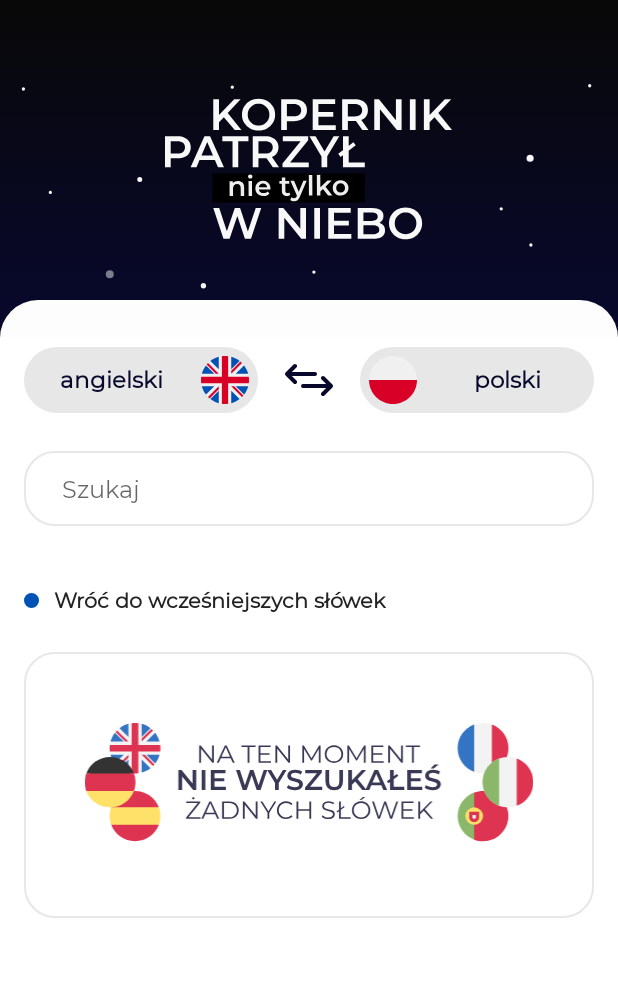
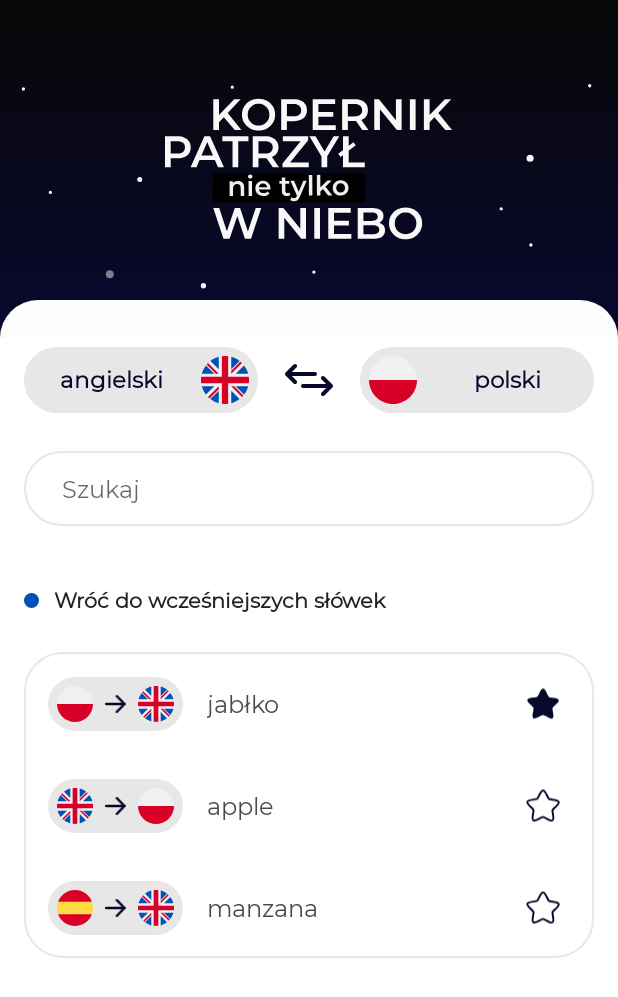
Before and after one commit to whycody/Lyricated, an Android app: the screen it shows after launch (MainActivity), on a phone screen of 412 x 824 dp. Shown: the top 997 px of the screen. Run offline under Robolectric (Android 15) with nearby library versions, the phone set to English and light mode, and no system bars; our stand-ins replace data binding.

Commit message:
Added data binding to Current Language fragment

```diff
--- a/app/src/main/java/com/whycody/wordslife/current/language/CurrentLanguageFragment.kt
+++ b/app/src/main/java/com/whycody/wordslife/current/language/CurrentLanguageFragment.kt
@@ -1,18 +1,52 @@
 package com.whycody.wordslife.current.language
 
+import android.content.Context
+import android.content.SharedPreferences
 import android.os.Bundle
 import androidx.fragment.app.Fragment
 import android.view.LayoutInflater
 import android.view.View
 import android.view.ViewGroup
+import androidx.databinding.DataBindingUtil
+import com.whycody.wordslife.MainActivity
 import com.whycody.wordslife.R
+import com.whycody.wordslife.data.SharedPreferenceStringLiveData
+import com.whycody.wordslife.data.language.LanguageDao
+import com.whycody.wordslife.data.language.LanguageDaoImpl
+import com.whycody.wordslife.databinding.FragmentCurrentLanguageBinding
+import org.koin.android.ext.android.inject
 
 class CurrentLanguageFragment : Fragment() {
 
+    private val languageDao: LanguageDao by inject()
+    private lateinit var sharedPrefs: SharedPreferences
+
     override fun onCreateView(inflater: LayoutInflater, container: ViewGroup?,
-                              savedInstanceState: Bundle?): View? {
-        val view = inflater.inflate(R.layout.fragment_current_language, container, false)
-        return view
+                              savedInstanceState: Bundle?): View {
+        val binding: FragmentCurrentLanguageBinding = DataBindingUtil.inflate(inflater,
+            R.layout.fragment_current_language, container, false)
+        sharedPrefs = context?.getSharedPreferences("SharedPreferences", Context.MODE_PRIVATE)!!
+        observeCurrentLanguages(binding)
+        return binding.root
     }
 
+    private fun observeCurrentLanguages(binding: FragmentCurrentLanguageBinding) {
+        observeMainLanguage(binding)
+        observeTranslationLanguage(binding)
+    }
+
+    private fun observeMainLanguage(binding: FragmentCurrentLanguageBinding) =
+        SharedPreferenceStringLiveData(sharedPrefs,
+                LanguageDaoImpl.MAIN_LANGUAGE, LanguageDaoImpl.DEFAULT_MAIN_LANGUAGE)
+                .observe(activity as MainActivity, {
+                    binding.mainLanguage = languageDao.getLanguage(it)
+                })
+
+    private fun observeTranslationLanguage(binding: FragmentCurrentLanguageBinding) =
+        SharedPreferenceStringLiveData(sharedPrefs,
+                LanguageDaoImpl.TRANSLATION_LANGUAGE, LanguageDaoImpl.DEFAULT_TRANSLATION_LANGUAGE)
+                .observe(activity as MainActivity, {
+                    binding.translationLanguage = languageDao.getLanguage(it)
+                })
+
 }
--- a/app/src/main/java/com/whycody/wordslife/data/Models.kt
+++ b/app/src/main/java/com/whycody/wordslife/data/Models.kt
@@ -6,3 +6,10 @@ data class Language(
         var id: String,
         var name: String,
         var drawable: Drawable)
+
+data class HistoryItem(
+        var id: Int,
+        var text: String,
+        var mainLanguage: Drawable,
+        var translationLanguage: Drawable,
+        var saved: Boolean = false)
--- /dev/null
+++ b/app/src/main/java/com/whycody/wordslife/data/SharedPreferenceLiveData.kt
@@ -0,0 +1,82 @@
+package com.whycody.wordslife.data
+
+import android.content.SharedPreferences
+import androidx.lifecycle.LiveData
+
+abstract class SharedPreferenceLiveData<T>(val sharedPrefs: SharedPreferences,
+                                           val key: String,
+                                           val defValue: T) : LiveData<T>() {
+
+    private val preferenceChangeListener = SharedPreferences.OnSharedPreferenceChangeListener { _, key ->
+        if (key == this.key) {
+            value = getValueFromPreferences(key, defValue)
+        }
+    }
+
+    abstract fun getValueFromPreferences(key: String, defValue: T): T
+
+    override fun onActive() {
+        super.onActive()
+        value = getValueFromPreferences(key, defValue)
+        sharedPrefs.registerOnSharedPreferenceChangeListener(preferenceChangeListener)
+    }
+
+    override fun onInactive() {
+        sharedPrefs.unregisterOnSharedPreferenceChangeListener(preferenceChangeListener)
+        super.onInactive()
+    }
+}
+
+class SharedPreferenceIntLiveData(sharedPrefs: SharedPreferences, key: String, defValue: Int) :
+        SharedPreferenceLiveData<Int>(sharedPrefs, key, defValue) {
+    override fun getValueFromPreferences(key: String, defValue: Int): Int = sharedPrefs.getInt(key, defValue)
+}
+
+class SharedPreferenceStringLiveData(sharedPrefs: SharedPreferences, key: String, defValue: String) :
+        SharedPreferenceLiveData<String>(sharedPrefs, key, defValue) {
+    override fun getValueFromPreferences(key: String, defValue: String): String = sharedPrefs.getString(key, defValue).toString()
+}
+
+class SharedPreferenceBooleanLiveData(sharedPrefs: SharedPreferences, key: String, defValue: Boolean) :
+        SharedPreferenceLiveData<Boolean>(sharedPrefs, key, defValue) {
+    override fun getValueFromPreferences(key: String, defValue: Boolean): Boolean = sharedPrefs.getBoolean(key, defValue)
+}
+
+class SharedPreferenceFloatLiveData(sharedPrefs: SharedPreferences, key: String, defValue: Float) :
+        SharedPreferenceLiveData<Float>(sharedPrefs, key, defValue) {
+    override fun getValueFromPreferences(key: String, defValue: Float): Float = sharedPrefs.getFloat(key, defValue)
+}
+
+class SharedPreferenceLongLiveData(sharedPrefs: SharedPreferences, key: String, defValue: Long) :
+        SharedPreferenceLiveData<Long>(sharedPrefs, key, defValue) {
+    override fun getValueFromPreferences(key: String, defValue: Long): Long = sharedPrefs.getLong(key, defValue)
+}
+
+class SharedPreferenceStringSetLiveData(sharedPrefs: SharedPreferences, key: String, defValue: Set<String>) :
+        SharedPreferenceLiveData<Set<String>>(sharedPrefs, key, defValue) {
+    override fun getValueFromPreferences(key: String, defValue: Set<String>): Set<String> = sharedPrefs.getStringSet(key, defValue) as Set<String>
+}
+
+fun SharedPreferences.intLiveData(key: String, defValue: Int): SharedPreferenceLiveData<Int> {
+    return SharedPreferenceIntLiveData(this, key, defValue)
+}
+
+fun SharedPreferences.stringLiveData(key: String, defValue: String): SharedPreferenceLiveData<String> {
+    return SharedPreferenceStringLiveData(this, key, defValue)
+}
+
+fun SharedPreferences.booleanLiveData(key: String, defValue: Boolean): SharedPreferenceLiveData<Boolean> {
+    return SharedPreferenceBooleanLiveData(this, key, defValue)
+}
+
+fun SharedPreferences.floatLiveData(key: String, defValue: Float): SharedPreferenceLiveData<Float> {
+    return SharedPreferenceFloatLiveData(this, key, defValue)
+}
+
+fun SharedPreferences.longLiveData(key: String, defValue: Long): SharedPreferenceLiveData<Long> {
+    return SharedPreferenceLongLiveData(this, key, defValue)
+}
+
+fun SharedPreferences.stringSetLiveData(key: String, defValue: Set<String>): SharedPreferenceLiveData<Set<String>> {
+    return SharedPreferenceStringSetLiveData(this, key, defValue)
+}
--- a/app/src/main/java/com/whycody/wordslife/data/language/LanguageDao.kt
+++ b/app/src/main/java/com/whycody/wordslife/data/language/LanguageDao.kt
@@ -7,4 +7,12 @@ interface LanguageDao {
     fun getLanguage(id: String): Language?
 
     fun getAllLanguages(): List<Language>
+
+    fun switchCurrentLanguages()
+
+    fun setCurrentLanguages(mainLanguageId: String, translationLanguageId: String)
+
+    fun setCurrentMainLanguage(id: String)
+
+    fun setCurrentTranslationLanguage(id: String)
 }
--- a/app/src/main/java/com/whycody/wordslife/searchfragment/SearchFragment.kt
+++ b/app/src/main/java/com/whycody/wordslife/searchfragment/SearchFragment.kt
@@ -7,8 +7,16 @@ import android.view.View
 import android.view.ViewGroup
 import android.view.animation.AnimationUtils
 import android.widget.ImageView
+import androidx.databinding.DataBindingUtil
+import androidx.recyclerview.widget.LinearLayoutManager
 import com.whycody.wordslife.R
+import com.whycody.wordslife.data.HistoryItem
+import com.whycody.wordslife.data.language.LanguageDao
+import com.whycody.wordslife.data.language.LanguageDaoImpl
+import com.whycody.wordslife.databinding.FragmentSearchBinding
+import com.whycody.wordslife.searchfragment.history.HistoryAdapter
 import kotlinx.android.synthetic.main.fragment_search.view.*
+import org.koin.android.ext.android.inject
 
 class SearchFragment : Fragment() {
 
@@ -16,16 +24,40 @@ class SearchFragment : Fragment() {
     private lateinit var bannerStarsTwo: ImageView
     private lateinit var bannerStarsThree: ImageView
     private lateinit var bannerStarsFour: ImageView
+    private val languageDao: LanguageDao by inject()
 
     override fun onCreateView(inflater: LayoutInflater, container: ViewGroup?,
                               savedInstanceState: Bundle?): View? {
-        val view = inflater.inflate(R.layout.fragment_search, container, false)
+        val binding: FragmentSearchBinding = DataBindingUtil.inflate(inflater,
+            R.layout.fragment_search, container, false)
+        val view = binding.root
         bannerStarsOne = view.bannerStarsOne
         bannerStarsTwo = view.bannerStarsTwo
         bannerStarsThree = view.bannerStarsThree
         bannerStarsFour = view.bannerStarsFour
+        setupRecycler(binding)
         startAnimations()
         return view
+    }
+
+    private fun setupRecycler(binding: FragmentSearchBinding) {
+        val historyAdapter = HistoryAdapter()
+        with(binding.root.historyRecycler) {
+            layoutManager = LinearLayoutManager(activity?.applicationContext)
+            adapter = historyAdapter
+        }
+        putExampleDataToHistoryAdapter(historyAdapter)
+        binding.historyDisponible = true
+    }
+
+    private fun putExampleDataToHistoryAdapter(historyAdapter: HistoryAdapter) {
+        historyAdapter.submitList(listOf(
+                HistoryItem(0, "jabłko", languageDao.getLanguage(LanguageDaoImpl.PL)!!.drawable,
+                        languageDao.getLanguage(LanguageDaoImpl.ENG)!!.drawable, true),
+                HistoryItem(1, "apple", languageDao.getLanguage(LanguageDaoImpl.ENG)!!.drawable,
+                        languageDao.getLanguage(LanguageDaoImpl.PL)!!.drawable),
+                HistoryItem(2, "manzana", languageDao.getLanguage(LanguageDaoImpl.ESP)!!.drawable,
+                        languageDao.getLanguage(LanguageDaoImpl.ENG)!!.drawable)))
     }
 
     private fun startAnimations() {
--- /dev/null
+++ b/app/src/main/java/com/whycody/wordslife/searchfragment/history/HistoryAdapter.kt
@@ -0,0 +1,34 @@
+package com.whycody.wordslife.searchfragment.history
+
+import android.view.LayoutInflater
+import android.view.ViewGroup
+import androidx.databinding.DataBindingUtil
+import androidx.databinding.ViewDataBinding
+import androidx.recyclerview.widget.ListAdapter
+import androidx.recyclerview.widget.RecyclerView
+import com.whycody.wordslife.BR
+import com.whycody.wordslife.R
+import com.whycody.wordslife.data.HistoryItem
+
+class HistoryAdapter: ListAdapter<HistoryItem, HistoryAdapter.HistoryHolder>(HistoryDiffCallback()) {
+
+    override fun onCreateViewHolder(parent: ViewGroup, viewType: Int): HistoryHolder {
+        val inflater = LayoutInflater.from(parent.context)
+        val binding = DataBindingUtil.inflate<ViewDataBinding>(inflater,
+            R.layout.item_history, parent, false)
+        return HistoryHolder(binding)
+    }
+
+    override fun onBindViewHolder(holder: HistoryHolder, position: Int) {
+        holder.setupData(getItem(position))
+    }
+
+    inner class HistoryHolder(private val binding: ViewDataBinding): RecyclerView.ViewHolder(binding.root) {
+
+        fun setupData(historyItem: HistoryItem) {
+            binding.setVariable(BR.historyItem, historyItem)
+            binding.setVariable(BR.position, layoutPosition)
+            binding.executePendingBindings()
+        }
+    }
+}
--- a/app/src/main/res/drawable/s_search_button.xml
+++ b/app/src/main/res/drawable/s_search_button.xml
@@ -6,7 +6,7 @@
                 android:color="?attr/colorPrimarySurface"
                 android:width="1dp"/>
             <corners
-                android:radius="20dp"/>
+                android:radius="25dp"/>
         </shape>
     </item>
 </selector>
--- a/app/src/main/res/layout/fragment_current_language.xml
+++ b/app/src/main/res/layout/fragment_current_language.xml
@@ -1,4 +1,15 @@
 <?xml version="1.0" encoding="utf-8"?>
+<layout>
+
+    <data>
+        <variable
+            name="mainLanguage"
+            type="com.whycody.wordslife.data.Language" />
+        <variable
+            name="translationLanguage"
+            type="com.whycody.wordslife.data.Language" />
+    </data>
+
     <LinearLayout xmlns:android="http://schemas.android.com/apk/res/android"
         xmlns:tools="http://schemas.android.com/tools"
         android:layout_width="match_parent"
@@ -9,6 +20,7 @@
         android:paddingEnd="@dimen/app_padding">
 
         <LinearLayout
+            android:id="@+id/mainLanguageLayout"
             android:layout_width="0dp"
             android:layout_height="@dimen/current_fragment_height"
             android:layout_weight="1"
@@ -16,7 +28,7 @@
 
             <TextView
                 style="@style/LanguageTextStyle"
-            android:text="angielski" />
+                android:text="@{mainLanguage.name}" />
 
             <ImageView
                 android:layout_width="wrap_content"
@@ -26,7 +38,7 @@
                 android:paddingStart="2dp"
                 android:paddingEnd="6dp"
                 android:adjustViewBounds="true"
-            android:src="@drawable/ic_unitedkingdom"/>
+                android:src="@{mainLanguage.drawable}"/>
 
         </LinearLayout>
 
@@ -53,12 +65,14 @@
                 android:paddingStart="6dp"
                 android:paddingEnd="2dp"
                 android:adjustViewBounds="true"
-            android:src="@drawable/ic_poland"/>
+                android:src="@{translationLanguage.drawable}"/>
 
             <TextView
                 style="@style/LanguageTextStyle"
-            android:text="polski" />
+                android:text="@{translationLanguage.name}" />
 
         </LinearLayout>
 
     </LinearLayout>
+
+</layout>
--- a/app/src/main/res/layout/fragment_search.xml
+++ b/app/src/main/res/layout/fragment_search.xml
@@ -1,4 +1,13 @@
 <?xml version="1.0" encoding="utf-8"?>
+<layout>
+
+    <data>
+        <import type="android.view.View"/>
+        <variable
+            name="historyDisponible"
+            type="boolean" />
+    </data>
+
     <androidx.core.widget.NestedScrollView
         xmlns:android="http://schemas.android.com/apk/res/android"
         xmlns:app="http://schemas.android.com/apk/res-auto"
@@ -129,17 +138,16 @@
                     android:layout_width="0dp"
                     android:layout_height="wrap_content"
                     android:layout_marginTop="15dp"
-                android:paddingTop="7dp"
-                android:paddingBottom="7dp"
                     android:background="@drawable/s_search_button"
                     app:layout_constraintTop_toBottomOf="@+id/headerText"
                     app:layout_constraintLeft_toLeftOf="parent"
                     app:layout_constraintRight_toRightOf="parent">
 
                     <androidx.recyclerview.widget.RecyclerView
-                    android:layout_width="0dp"
+                        android:id="@+id/historyRecycler"
+                        android:layout_width="match_parent"
                         android:layout_height="wrap_content"
-                    android:visibility="gone"/>
+                        android:visibility="@{historyDisponible ? View.VISIBLE : View.GONE}"/>
 
                     <ImageView
                         android:alpha="0.8"
@@ -147,6 +155,7 @@
                         android:layout_height="wrap_content"
                         android:src="@drawable/no_history_banner_pl"
                         android:adjustViewBounds="true"
+                        android:visibility="@{historyDisponible ? View.GONE : View.VISIBLE}"
                         android:padding="40dp"/>
 
                 </LinearLayout>
@@ -156,3 +165,5 @@
         </LinearLayout>
 
     </androidx.core.widget.NestedScrollView>
+
+</layout>
--- a/app/src/main/res/layout/item_history.xml
+++ b/app/src/main/res/layout/item_history.xml
@@ -3,8 +3,8 @@
     <data>
         <import type="android.view.View"/>
         <variable
-            name="saved"
-            type="boolean" />
+            name="historyItem"
+            type="com.whycody.wordslife.data.HistoryItem" />
         <variable
             name="position"
             type="int" />
@@ -27,36 +27,38 @@
             android:layout_width="match_parent"
             android:layout_height="wrap_content"
             android:orientation="horizontal"
-            android:paddingTop="20dp"
-            android:paddingBottom="20dp"
+            android:paddingTop="15dp"
+            android:paddingBottom="15dp"
             android:paddingStart="@dimen/app_padding"
             android:paddingEnd="@dimen/app_padding">
 
             <LinearLayout
                 android:layout_width="wrap_content"
-                android:layout_height="40dp"
+                android:layout_height="36dp"
                 android:background="@drawable/s_language_rectangle">
 
                 <ImageView
-                    android:layout_width="40dp"
+                    android:layout_width="30dp"
                     android:layout_height="match_parent"
-                    android:padding="6dp"
-                    android:paddingEnd="0dp"
-                    android:src="@drawable/ic_unitedkingdom"/>
+                    android:paddingTop="6dp"
+                    android:paddingStart="6dp"
+                    android:paddingBottom="6dp"
+                    android:src="@{historyItem.mainLanguage}"/>
 
                 <ImageView
-                    android:layout_width="40dp"
+                    android:layout_width="30dp"
                     android:layout_height="match_parent"
                     android:src="@drawable/ic_arrowright"
-                    android:paddingTop="9dp"
-                    android:paddingBottom="9dp"/>
+                    android:paddingTop="12dp"
+                    android:paddingBottom="12dp"/>
 
                 <ImageView
-                    android:layout_width="40dp"
+                    android:layout_width="30dp"
                     android:layout_height="match_parent"
-                    android:padding="6dp"
-                    android:paddingStart="0dp"
-                    android:src="@drawable/ic_poland"/>
+                    android:paddingTop="6dp"
+                    android:paddingEnd="6dp"
+                    android:paddingBottom="6dp"
+                    android:src="@{historyItem.translationLanguage}"/>
 
             </LinearLayout>
 
@@ -64,16 +66,18 @@
                 android:layout_width="0dp"
                 android:layout_height="match_parent"
                 android:layout_weight="1"
-                android:textSize="20sp"
+                android:textSize="16sp"
                 android:gravity="center|left"
-                android:text="apple"
+                android:text="@{historyItem.text}"
                 android:layout_marginStart="@dimen/app_padding"
+                android:maxLines="1"
+                android:ellipsize="end"
                 android:textColor="@color/paragraph_gray"/>
 
             <ImageView
-                android:layout_width="40dp"
+                android:layout_width="35dp"
                 android:layout_height="match_parent"
-                android:src='@{saved ? @drawable/ic_star_filled : @drawable/ic_star_stroke, default=@drawable/ic_star_stroke}'
+                android:src='@{historyItem.saved ? @drawable/ic_star_filled : @drawable/ic_star_stroke, default=@drawable/ic_star_stroke}'
                 android:padding="6dp"/>
 
         </LinearLayout>
--- a/app/src/main/res/values/strings.xml
+++ b/app/src/main/res/values/strings.xml
@@ -1,12 +1,12 @@
 <resources>
     <string name="app_name">Words Life</string>
-    <string name="english">Angielski</string>
-    <string name="polish">Polski</string>
-    <string name="spanish">Hiszpański</string>
-    <string name="portugal">Portgalski</string>
-    <string name="german">Niemiecki</string>
-    <string name="italian">Włoski</string>
-    <string name="french">Francuski</string>
+    <string name="english">angielski</string>
+    <string name="polish">polski</string>
+    <string name="spanish">hiszpański</string>
+    <string name="portugal">portugalski</string>
+    <string name="german">niemiecki</string>
+    <string name="italian">włoski</string>
+    <string name="french">francuski</string>
     <string name="search">Szukaj</string>
     <string name="library">Biblioteka</string>
     <string name="previous_words">Wróć do wcześniejszych słówek</string>
```
Also changed, not shown: app/src/main/java/com/whycody/wordslife/data/language/LanguageDaoImpl.kt (+52 -0 lines), app/src/main/java/com/whycody/wordslife/searchfragment/history/HistoryDiffCallback.kt (added, +13 -0 lines). Lines whose indentation alone changed are shown as unchanged.
